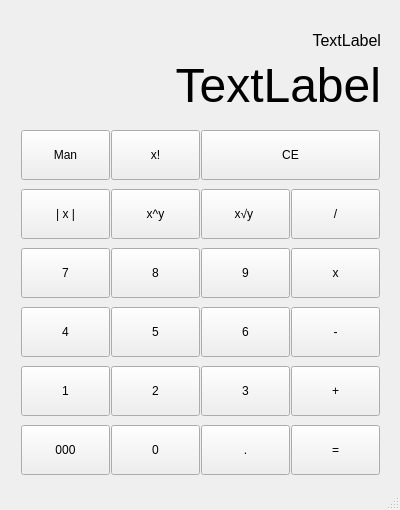
This is src/Calculator/mainwindow.ui in KovarikJakub/ivs-proj2 as Qt 5 draws it before an edit. The edited form follows.
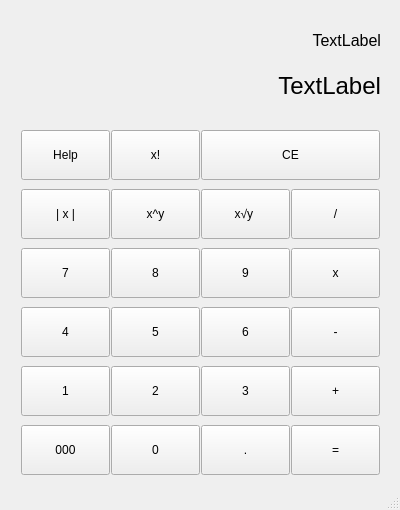
This is the edited form. Icons and pictures are not drawn.

Commit message: add Help button

What changed in the file:
```diff
--- a/src/Calculator/mainwindow.ui
+++ b/src/Calculator/mainwindow.ui
@@ -307,7 +307,7 @@
         </size>
        </property>
        <property name="text">
-        <string>Man</string>
+        <string>Help</string>
        </property>
       </widget>
      </item>
@@ -387,7 +387,7 @@
     </property>
     <property name="font">
      <font>
-      <pointsize>36</pointsize>
+      <pointsize>18</pointsize>
       <bold>false</bold>
      </font>
     </property>
```
Left out of the diff: 5 changed lines with no effect on the pictures. The commit also changes 2 other files.
